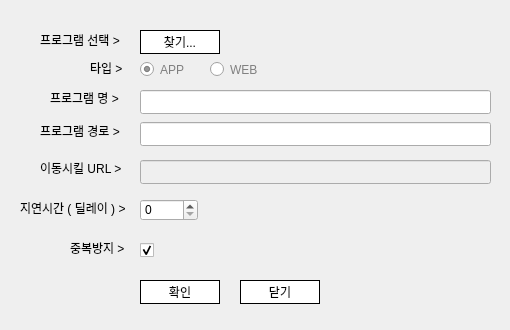
Qt form Qt_Widgets_App_RoutineAutomator/Qt_Widgets_App_RoutineAutomator/Qt_WC_AddProcDialog.ui (dndjd321/RoutineAutomator) before a commit.
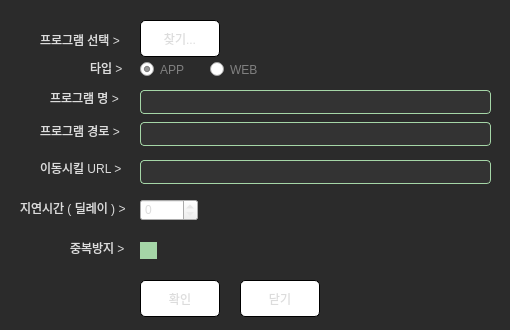
The same form after that commit.

What changed in the file:
```diff
--- a/Qt_Widgets_App_RoutineAutomator/Qt_Widgets_App_RoutineAutomator/Qt_WC_AddProcDialog.ui
+++ b/Qt_Widgets_App_RoutineAutomator/Qt_Widgets_App_RoutineAutomator/Qt_WC_AddProcDialog.ui
@@ -13,6 +13,95 @@
   <property name="windowTitle">
    <string>Qt_WC_AddProcDialog</string>
   </property>
+  <property name="styleSheet">
+   <string notr="true">/* 메인 창 배경 */
+QMainWindow {
+	background-color: #2b2b2b;
+}
+
+/* 서브 창 배경 */
+QDialog {
+	background-color: #2b2b2b;
+}
+
+/* 모든 텍스트 기본 설정 */
+QWidget {
+	color: #dcdcdc;
+	font-family: &quot;Malgun Gothic&quot;; /* 한글 가독성 좋은 폰트 */
+}
+
+/* 구역을 나누는 선이나 테두리 (TreeWidget 등) */
+QTreeWidget, QGroupBox, QLineEdit {
+	background-color: #333333;
+	border: 1px solid #a5d6a7; /* 연두색 선 */
+	border-radius: 4px;
+	gridline-color: #444444;
+}
+
+/* 헤더 부분 */
+QHeaderView::section {
+	background-color: #3d3d3d;
+	color: #a5d6a7;
+	padding: 5px;
+	border: 0.5px solid #2b2b2b;
+}
+
+/* 버튼 스타일 */
+QPushButton {
+	background-color: #3d3d3d;
+	border: 1px solid #a5d6a7;
+	border-radius: 5px;
+	padding: 5px 15px;
+	min-height: 25px;
+}
+
+QPushButton:hover {
+	background-color: #4d4d4d;
+	border: 2px solid #c5e1a5; /* 호버 시 약간 더 밝은 연두 */
+}
+
+QPushButton:pressed {
+	background-color: #2b2b2b;
+}
+
+/* 체크박스 */
+QCheckBox::indicator {
+	width: 15px;
+	height: 15px;
+	border: 1px solid #a5d6a7;
+	background: #2b2b2b;
+}
+
+QCheckBox::indicator:checked {
+	background-color: #a5d6a7; /* 체크 시 연두색으로 채움 */
+}
+
+/* 상태 표시줄 */
+QStatusBar {
+	background-color: #2b2b2b;
+	color: #888888; /* 상태바 텍스트는 더 차분하게 */
+}
+
+/* 트레이 메뉴 및 모든 팝업 메뉴 설정 */
+QMenu {
+    background-color: #ffffff;      /* 메뉴 배경: 하얀색 */
+    color: #000000;                 /* 텍스트 색상: 검은색 (사용자 요청) */
+    border: 1px solid #dcdcdc;      /* 가느다란 회색 테두리 */
+}
+
+/* 메뉴 항목이 선택(마우스 오버) 되었을 때 */
+QMenu::item:selected {
+    background-color: #a5d6a7;      /* 우리가 정한 연두색으로 하이라이트 */
+    color: #000000;                 /* 선택되어도 글자는 검은색 유지 */
+}
+
+/* 메뉴 내부의 구분선 */
+QMenu::separator {
+    height: 1px;
+    background: #e0e0e0;
+    margin: 5px;
+}</string>
+  </property>
   <widget class="QLineEdit" name="le_procDir">
    <property name="geometry">
     <rect>
@@ -179,9 +268,9 @@
    <property name="geometry">
     <rect>
      <x>140</x>
-     <y>30</y>
+     <y>20</y>
      <width>80</width>
-     <height>24</height>
+     <height>37</height>
     </rect>
    </property>
    <property name="styleSheet">
@@ -247,7 +336,7 @@
      <x>140</x>
      <y>280</y>
      <width>80</width>
-     <height>24</height>
+     <height>37</height>
     </rect>
    </property>
    <property name="styleSheet">
@@ -277,7 +366,7 @@
      <x>240</x>
      <y>280</y>
      <width>80</width>
-     <height>24</height>
+     <height>37</height>
     </rect>
    </property>
    <property name="styleSheet">
```
